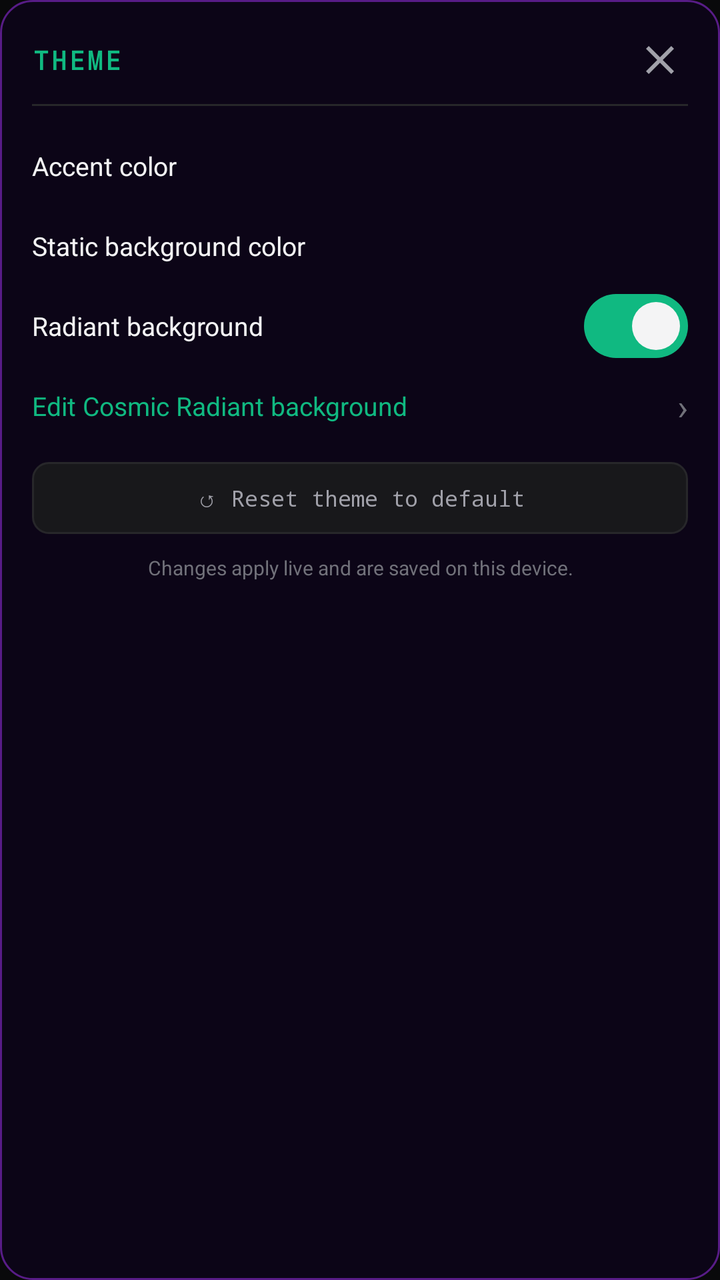
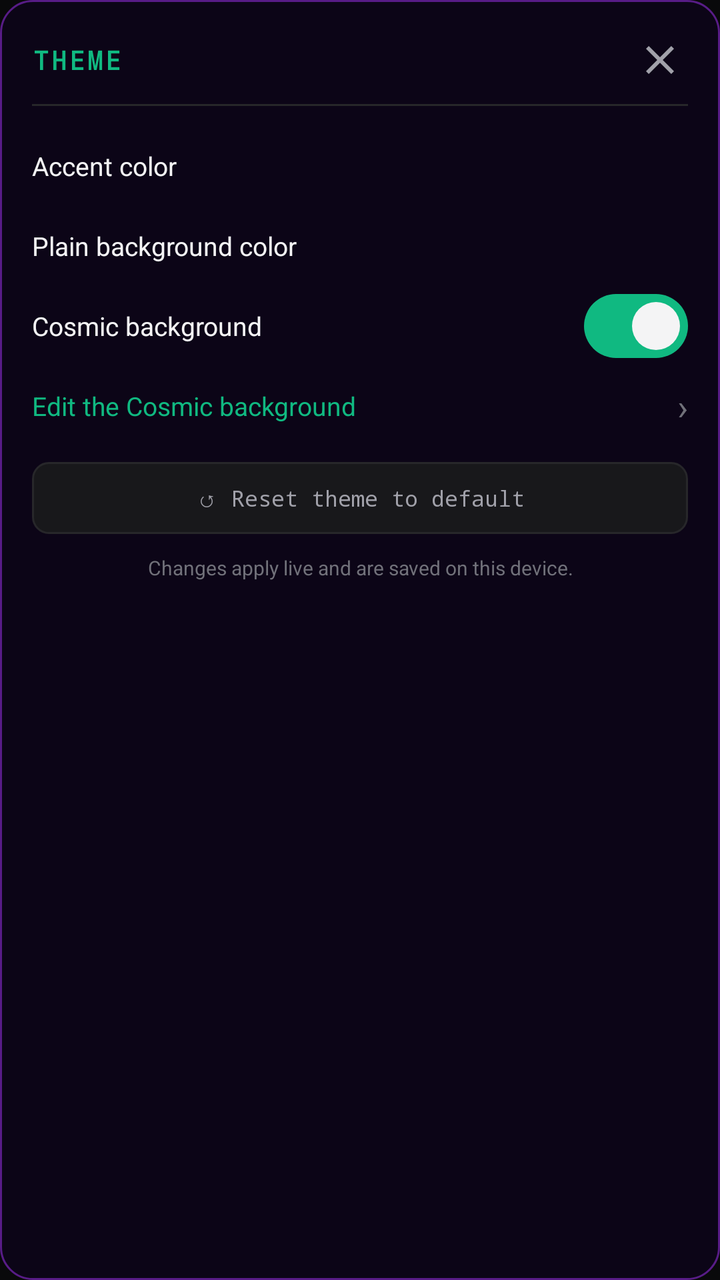

An Android layout rendered at two revisions. The XML below is the earlier revision; the diff shows what the commit changed to produce the second picture.
<!-- AndroidManifest.xml: application theme Theme.Scaffold -->
<!-- res/layout/layout_dialog_cosmic_theme.xml -->
<?xml version="1.0" encoding="utf-8"?>
<ScrollView xmlns:android="http://schemas.android.com/apk/res/android"
    xmlns:app="http://schemas.android.com/apk/res-auto"
    android:layout_width="match_parent"
    android:layout_height="wrap_content"
    android:background="@drawable/bg_dialog_cosmic"
    android:scrollbars="none">

    <LinearLayout
        android:layout_width="match_parent"
        android:layout_height="wrap_content"
        android:orientation="vertical"
        android:padding="16dp">

        
        <LinearLayout
            android:layout_width="match_parent"
            android:layout_height="wrap_content"
            android:orientation="horizontal"
            android:gravity="center_vertical"
            android:paddingBottom="8dp">

            <ImageButton
                android:id="@+id/btn_cosmic_back"
                android:layout_width="28dp"
                android:layout_height="28dp"
                android:layout_marginEnd="6dp"
                android:padding="4dp"
                android:scaleType="fitCenter"
                android:background="?attr/selectableItemBackgroundBorderless"
                android:src="@drawable/ic_arrow_back"
                android:visibility="gone"
                android:contentDescription="Back" />

            <TextView
                android:id="@+id/tv_cosmic_title"
                android:layout_width="0dp"
                android:layout_height="wrap_content"
                android:layout_weight="1"
                android:text="THEME"
                android:textColor="@color/accent_emerald"
                android:textSize="13sp"
                android:textStyle="bold"
                android:fontFamily="monospace"
                android:letterSpacing="0.1" />

            <ImageButton
                android:id="@+id/btn_cosmic_close"
                android:layout_width="28dp"
                android:layout_height="28dp"
                android:background="?attr/selectableItemBackgroundBorderless"
                android:src="@drawable/ic_close"
                android:contentDescription="Close" />
        </LinearLayout>

        <View
            android:layout_width="match_parent"
            android:layout_height="1dp"
            android:background="@color/border_primary"
            android:layout_marginBottom="10dp" />

        
        <LinearLayout
            android:id="@+id/page_cosmic_main"
            android:layout_width="match_parent"
            android:layout_height="wrap_content"
            android:orientation="vertical">

        <LinearLayout
            android:id="@+id/row_cosmic_accent"
            android:layout_width="match_parent"
            android:layout_height="40dp"
            android:orientation="horizontal"
            android:gravity="center_vertical"
            android:clickable="true"
            android:focusable="true"
            android:foreground="?attr/selectableItemBackground">

            <TextView
                android:layout_width="0dp"
                android:layout_height="wrap_content"
                android:layout_weight="1"
                android:text="Accent color"
                android:textColor="@color/text_primary"
                android:textSize="13sp" />

            <TextView
                android:id="@+id/tv_cosmic_accent_hex"
                android:layout_width="wrap_content"
                android:layout_height="wrap_content"
                android:textColor="@color/text_secondary"
                android:textSize="11sp"
                android:fontFamily="monospace" />

            <View
                android:id="@+id/view_cosmic_accent_swatch"
                android:layout_width="28dp"
                android:layout_height="28dp"
                android:layout_marginStart="8dp" />
        </LinearLayout>


        <LinearLayout
            android:id="@+id/row_cosmic_static"
            android:layout_width="match_parent"
            android:layout_height="40dp"
            android:orientation="horizontal"
            android:gravity="center_vertical"
            android:clickable="true"
            android:focusable="true"
            android:foreground="?attr/selectableItemBackground">

            <TextView
                android:layout_width="0dp"
                android:layout_height="wrap_content"
                android:layout_weight="1"
                android:text="Static background color"
                android:textColor="@color/text_primary"
                android:textSize="13sp" />

            <TextView
                android:id="@+id/tv_cosmic_static_hex"
                android:layout_width="wrap_content"
                android:layout_height="wrap_content"
                android:textColor="@color/text_secondary"
                android:textSize="11sp"
                android:fontFamily="monospace" />

            <View
                android:id="@+id/view_cosmic_static_swatch"
                android:layout_width="28dp"
                android:layout_height="28dp"
                android:layout_marginStart="8dp" />
        </LinearLayout>


        <LinearLayout
            android:layout_width="match_parent"
            android:layout_height="40dp"
            android:orientation="horizontal"
            android:gravity="center_vertical">

            <TextView
                android:layout_width="0dp"
                android:layout_height="wrap_content"
                android:layout_weight="1"
                android:text="Radiant background"
                android:textColor="@color/text_primary"
                android:textSize="13sp" />

            <com.google.android.material.materialswitch.MaterialSwitch
                android:id="@+id/switch_cosmic_radiant"
                android:layout_width="wrap_content"
                android:layout_height="wrap_content"
                android:checked="true"
                app:thumbTint="@color/text_primary"
                app:trackTint="@color/switch_track" />
        </LinearLayout>


        <LinearLayout
            android:id="@+id/row_cosmic_edit_radiant"
            android:layout_width="match_parent"
            android:layout_height="40dp"
            android:orientation="horizontal"
            android:gravity="center_vertical"
            android:clickable="true"
            android:focusable="true"
            android:foreground="?attr/selectableItemBackground">

            <TextView
                android:id="@+id/tv_cosmic_edit_radiant"
                android:layout_width="0dp"
                android:layout_height="wrap_content"
                android:layout_weight="1"
                android:text="Edit Cosmic Radiant background"
                android:textColor="@color/accent_emerald"
                android:textSize="13sp" />

            <TextView
                android:layout_width="wrap_content"
                android:layout_height="wrap_content"
                android:text="›"
                android:textColor="@color/text_muted"
                android:textSize="18sp" />
        </LinearLayout>

        <TextView
            android:id="@+id/btn_cosmic_reset_theme"
            android:layout_width="match_parent"
            android:layout_height="36dp"
            android:layout_marginTop="8dp"
            android:background="@drawable/bg_cosmic_reset"
            android:gravity="center"
            android:text="↺ Reset theme to default"
            android:textColor="@color/text_secondary"
            android:textSize="11sp"
            android:fontFamily="monospace"
            android:clickable="true"
            android:focusable="true" />

        </LinearLayout>

        
        <LinearLayout
            android:id="@+id/page_cosmic_radiant"
            android:layout_width="match_parent"
            android:layout_height="wrap_content"
            android:orientation="vertical"
            android:visibility="gone">

        
        <LinearLayout
            android:id="@+id/layout_cosmic_preview"
            android:layout_width="match_parent"
            android:layout_height="44dp"
            android:foreground="@drawable/bg_cosmic_preview"
            android:paddingHorizontal="10dp"
            android:gravity="center_vertical"
            android:orientation="horizontal">

            <TextView
                android:id="@+id/tv_cosmic_preview_label"
                android:layout_width="0dp"
                android:layout_height="wrap_content"
                android:layout_weight="1"
                android:text="PREVIEW · 160° · 100%"
                android:textColor="@color/text_primary"
                android:textSize="10sp"
                android:fontFamily="monospace"
                android:maxLines="1" />

            <View
                android:id="@+id/view_preview_dot_1"
                android:layout_width="8dp"
                android:layout_height="8dp" />

            <View
                android:id="@+id/view_preview_dot_2"
                android:layout_width="8dp"
                android:layout_height="8dp"
                android:layout_marginStart="6dp" />

            <View
                android:id="@+id/view_preview_dot_3"
                android:layout_width="8dp"
                android:layout_height="8dp"
                android:layout_marginStart="6dp" />
        </LinearLayout>

        
        <LinearLayout
            android:layout_width="match_parent"
            android:layout_height="wrap_content"
            android:layout_marginTop="8dp"
            android:orientation="vertical">

            <LinearLayout
                android:layout_width="match_parent"
                android:layout_height="40dp"
                android:orientation="horizontal"
                android:gravity="center_vertical">

                <TextView
                    android:layout_width="0dp"
                    android:layout_height="wrap_content"
                    android:layout_weight="1"
                    android:text="Cosmic styling"
                    android:textColor="@color/text_primary"
                    android:textSize="14sp" />

                <com.google.android.material.materialswitch.MaterialSwitch
                    android:id="@+id/switch_cosmic_styling"
                    android:layout_width="wrap_content"
                    android:layout_height="wrap_content"
                    android:checked="true"
                    app:thumbTint="@color/text_primary"
                    app:trackTint="@color/switch_track" />
            </LinearLayout>

            <LinearLayout
                android:layout_width="match_parent"
                android:layout_height="40dp"
                android:orientation="horizontal"
                android:gravity="center_vertical">

                <TextView
                    android:layout_width="0dp"
                    android:layout_height="wrap_content"
                    android:layout_weight="1"
                    android:text="Dim nebula in chapter reader"
                    android:textColor="@color/text_primary"
                    android:textSize="14sp" />

                <com.google.android.material.materialswitch.MaterialSwitch
                    android:id="@+id/switch_cosmic_dim"
                    android:layout_width="wrap_content"
                    android:layout_height="wrap_content"
                    android:checked="true"
                    app:thumbTint="@color/text_primary"
                    app:trackTint="@color/switch_track" />
            </LinearLayout>

            <LinearLayout
                android:layout_width="match_parent"
                android:layout_height="40dp"
                android:orientation="horizontal"
                android:gravity="center_vertical">

                <TextView
                    android:layout_width="0dp"
                    android:layout_height="wrap_content"
                    android:layout_weight="1"
                    android:text="Auto-sync with theme accent"
                    android:textColor="@color/text_primary"
                    android:textSize="14sp" />

                <com.google.android.material.materialswitch.MaterialSwitch
                    android:id="@+id/switch_cosmic_auto_sync"
                    android:layout_width="wrap_content"
                    android:layout_height="wrap_content"
                    app:thumbTint="@color/text_primary"
                    app:trackTint="@color/switch_track" />
            </LinearLayout>
        </LinearLayout>

        
        <TextView
            android:layout_width="wrap_content"
            android:layout_height="wrap_content"
            android:layout_marginTop="10dp"
            android:text="PRESET PALETTES"
            android:textColor="@color/accent_emerald"
            android:textSize="10sp"
            android:textStyle="bold"
            android:fontFamily="monospace"
            android:letterSpacing="0.08" />

        
        <com.google.android.material.chip.ChipGroup
            android:id="@+id/group_cosmic_palettes"
            android:layout_width="match_parent"
            android:layout_height="wrap_content"
            android:layout_marginTop="8dp"
            app:chipSpacingHorizontal="6dp"
            app:chipSpacingVertical="6dp" />


        
        <TextView
            android:layout_width="wrap_content"
            android:layout_height="wrap_content"
            android:layout_marginTop="14dp"
            android:text="NEBULA GLOWS &amp; GEOMETRY"
            android:textColor="@color/accent_emerald"
            android:textSize="10sp"
            android:textStyle="bold"
            android:fontFamily="monospace"
            android:letterSpacing="0.08" />

        <LinearLayout
            android:layout_width="match_parent"
            android:layout_height="wrap_content"
            android:layout_marginTop="10dp"
            android:orientation="horizontal">

            <TextView
                android:layout_width="0dp"
                android:layout_height="wrap_content"
                android:layout_weight="1"
                android:text="Glow intensity"
                android:textColor="@color/text_primary"
                android:textSize="13sp" />

            <TextView
                android:id="@+id/tv_cosmic_intensity"
                android:layout_width="wrap_content"
                android:layout_height="wrap_content"
                android:text="100%"
                android:textColor="@color/accent_emerald"
                android:textSize="11sp"
                android:fontFamily="monospace" />
        </LinearLayout>

        <SeekBar
            android:id="@+id/seek_cosmic_intensity"
            android:layout_width="match_parent"
            android:layout_height="28dp"
            android:paddingHorizontal="8dp"
            android:max="200"
            android:progressTint="@color/accent_emerald"
            android:progressBackgroundTint="@color/border_primary"
            android:thumbTint="@color/accent_emerald" />

        <LinearLayout
            android:layout_width="match_parent"
            android:layout_height="wrap_content"
            android:layout_marginTop="4dp"
            android:orientation="horizontal">

            <TextView
                android:layout_width="0dp"
                android:layout_height="wrap_content"
                android:layout_weight="1"
                android:text="Gradient rotation"
                android:textColor="@color/text_primary"
                android:textSize="13sp" />

            <TextView
                android:id="@+id/tv_cosmic_rotation"
                android:layout_width="wrap_content"
                android:layout_height="wrap_content"
                android:text="160°"
                android:textColor="@color/accent_emerald"
                android:textSize="11sp"
                android:fontFamily="monospace" />
        </LinearLayout>

        <LinearLayout
            android:layout_width="match_parent"
            android:layout_height="wrap_content"
            android:orientation="horizontal"
            android:gravity="center_vertical">

            <SeekBar
                android:id="@+id/seek_cosmic_rotation"
                android:layout_width="0dp"
                android:layout_height="28dp"
                android:layout_weight="1"
                android:paddingHorizontal="8dp"
                android:max="360"
                android:progressTint="@color/accent_emerald"
                android:progressBackgroundTint="@color/border_primary"
                android:thumbTint="@color/accent_emerald" />

            <TextView
                android:id="@+id/btn_cosmic_rotate"
                android:layout_width="44dp"
                android:layout_height="26dp"
                android:layout_marginStart="6dp"
                android:background="@drawable/bg_cosmic_hex"
                android:gravity="center"
                android:text="+45°"
                android:textColor="@color/text_secondary"
                android:textSize="10sp"
                android:fontFamily="monospace"
                android:clickable="true"
                android:focusable="true" />
        </LinearLayout>

        
        <LinearLayout
            android:layout_width="match_parent"
            android:layout_height="36dp"
            android:layout_marginTop="6dp"
            android:orientation="horizontal"
            android:gravity="center_vertical">

            <TextView
                android:layout_width="0dp"
                android:layout_height="wrap_content"
                android:layout_weight="1"
                android:text="Glow 1 (Top-Left)"
                android:textColor="@color/text_primary"
                android:textSize="13sp" />

            <EditText
                android:id="@+id/et_cosmic_glow_1"
                android:layout_width="76dp"
                android:layout_height="28dp"
                android:background="@drawable/bg_cosmic_hex"
                android:gravity="center"
                android:padding="0dp"
                android:maxLength="7"
                android:inputType="textNoSuggestions"
                android:imeOptions="actionDone"
                android:textColor="@color/text_secondary"
                android:textSize="11sp"
                android:fontFamily="monospace"
                android:importantForAutofill="no"
                android:hint="#000000"
                android:textColorHint="@color/text_muted" />

            <View
                android:id="@+id/view_cosmic_swatch_1"
                android:layout_width="28dp"
                android:layout_height="28dp"
                android:clickable="true"
                android:focusable="true"
                android:layout_marginStart="8dp" />
        </LinearLayout>

        
        <LinearLayout
            android:layout_width="match_parent"
            android:layout_height="36dp"
            android:orientation="horizontal"
            android:gravity="center_vertical">

            <TextView
                android:layout_width="0dp"
                android:layout_height="wrap_content"
                android:layout_weight="1"
                android:text="Glow 2 (Top-Right)"
                android:textColor="@color/text_primary"
                android:textSize="13sp" />

            <EditText
                android:id="@+id/et_cosmic_glow_2"
                android:layout_width="76dp"
                android:layout_height="28dp"
                android:background="@drawable/bg_cosmic_hex"
                android:gravity="center"
                android:padding="0dp"
                android:maxLength="7"
                android:inputType="textNoSuggestions"
                android:imeOptions="actionDone"
                android:textColor="@color/text_secondary"
                android:textSize="11sp"
                android:fontFamily="monospace"
                android:importantForAutofill="no"
                android:hint="#000000"
                android:textColorHint="@color/text_muted" />

            <View
                android:id="@+id/view_cosmic_swatch_2"
                android:layout_width="28dp"
                android:layout_height="28dp"
                android:clickable="true"
                android:focusable="true"
                android:layout_marginStart="8dp" />
        </LinearLayout>

        
        <LinearLayout
            android:layout_width="match_parent"
            android:layout_height="36dp"
            android:orientation="horizontal"
            android:gravity="center_vertical">

            <TextView
                android:layout_width="0dp"
                android:layout_height="wrap_content"
                android:layout_weight="1"
                android:text="Glow 3 (Bottom)"
                android:textColor="@color/text_primary"
                android:textSize="13sp" />

            <EditText
                android:id="@+id/et_cosmic_glow_3"
                android:layout_width="76dp"
                android:layout_height="28dp"
                android:background="@drawable/bg_cosmic_hex"
                android:gravity="center"
                android:padding="0dp"
                android:maxLength="7"
                android:inputType="textNoSuggestions"
                android:imeOptions="actionDone"
                android:textColor="@color/text_secondary"
                android:textSize="11sp"
                android:fontFamily="monospace"
                android:importantForAutofill="no"
                android:hint="#000000"
                android:textColorHint="@color/text_muted" />

            <View
                android:id="@+id/view_cosmic_swatch_3"
                android:layout_width="28dp"
                android:layout_height="28dp"
                android:clickable="true"
                android:focusable="true"
                android:layout_marginStart="8dp" />
        </LinearLayout>

        
        <LinearLayout
            android:layout_width="match_parent"
            android:layout_height="wrap_content"
            android:layout_marginTop="12dp"
            android:orientation="horizontal">

            <TextView
                android:id="@+id/btn_cosmic_sync"
                android:layout_width="0dp"
                android:layout_height="36dp"
                android:layout_weight="1"
                android:background="@drawable/bg_cosmic_sync"
                android:gravity="center"
                android:text="↻ Sync theme now"
                android:textColor="@color/accent_emerald_bright"
                android:textSize="11sp"
                android:fontFamily="monospace"
                android:clickable="true"
                android:focusable="true" />

            <TextView
                android:id="@+id/btn_cosmic_reset"
                android:layout_width="0dp"
                android:layout_height="36dp"
                android:layout_weight="1"
                android:layout_marginStart="8dp"
                android:background="@drawable/bg_cosmic_reset"
                android:gravity="center"
                android:text="↺ Reset default"
                android:textColor="@color/text_secondary"
                android:textSize="11sp"
                android:fontFamily="monospace"
                android:clickable="true"
                android:focusable="true" />
        </LinearLayout>

        </LinearLayout>

        <TextView
            android:layout_width="match_parent"
            android:layout_height="wrap_content"
            android:layout_marginTop="10dp"
            android:gravity="center"
            android:text="Changes apply live and are saved on this device."
            android:textColor="@color/text_muted"
            android:textSize="10sp" />

    </LinearLayout>
</ScrollView>
<!-- resources referenced by this layout -->
<resources>
  <color name="accent_emerald">#10B981</color>
  <color name="accent_emerald_bright">#34D399</color>
  <color name="border_primary">#27272A</color>
  <color name="text_muted">#71717A</color>
  <color name="text_primary">#F4F4F5</color>
  <color name="text_secondary">#A1A1AA</color>
  <!-- drawable bg_cosmic_hex (drawable) -->
  <?xml version="1.0" encoding="utf-8"?>
  <shape xmlns:android="http://schemas.android.com/apk/res/android"
      android:shape="rectangle">
      <solid android:color="#18181B" />
      <stroke
          android:width="1dp"
          android:color="@color/border_primary" />
      <corners android:radius="4dp" />
  </shape>
  <!-- drawable bg_cosmic_preview (drawable) -->
  <?xml version="1.0" encoding="utf-8"?>
  <shape xmlns:android="http://schemas.android.com/apk/res/android"
      android:shape="rectangle">
      <solid android:color="@android:color/transparent" />
      <stroke
          android:width="1dp"
          android:color="#4D10B981" />
      <corners android:radius="10dp" />
  </shape>
  <!-- drawable bg_cosmic_reset (drawable) -->
  <?xml version="1.0" encoding="utf-8"?>
  <shape xmlns:android="http://schemas.android.com/apk/res/android"
      android:shape="rectangle">
      <solid android:color="#18181B" />
      <stroke
          android:width="1dp"
          android:color="@color/border_primary" />
      <corners android:radius="8dp" />
  </shape>
  <!-- drawable bg_cosmic_sync (drawable) -->
  <?xml version="1.0" encoding="utf-8"?>
  <shape xmlns:android="http://schemas.android.com/apk/res/android"
      android:shape="rectangle">
      <solid android:color="#99022C22" />
      <stroke
          android:width="1dp"
          android:color="#6610B981" />
      <corners android:radius="8dp" />
  </shape>
  <!-- drawable bg_dialog_cosmic (drawable) -->
  <?xml version="1.0" encoding="utf-8"?>
  <shape xmlns:android="http://schemas.android.com/apk/res/android"
      android:shape="rectangle">
      <solid android:color="#0C0517" />
      <stroke
          android:width="1dp"
          android:color="#581C87" />
      <corners android:radius="16dp" />
  </shape>
  <!-- drawable ic_arrow_back (drawable) -->
  <vector xmlns:android="http://schemas.android.com/apk/res/android"
      android:width="24dp"
      android:height="24dp"
      android:viewportWidth="24"
      android:viewportHeight="24">
      <path
          android:strokeColor="#FFFFFF"
          android:strokeWidth="2.5"
          android:strokeLineCap="round"
          android:strokeLineJoin="round"
          android:pathData="M19,12 L5,12 M12,19 L5,12 L12,5" />
  </vector>
  <!-- drawable ic_close (drawable) -->
  <vector xmlns:android="http://schemas.android.com/apk/res/android"
      android:width="24dp"
      android:height="24dp"
      android:viewportWidth="24"
      android:viewportHeight="24">
    <path
        android:fillColor="#A1A1AA"
        android:pathData="M19,6.41L17.59,5 12,10.59 6.41,5 5,6.41 10.59,12 5,17.59 6.41,19 12,13.41 17.59,19 19,17.59 13.41,12z"/>
  </vector>
  <color name="bg_primary">#09090B</color>
  <color name="text_on_accent">#000000</color>
  <color name="bg_surface">#121215</color>
  <style name="ThemeOverlay.Scaffold.AlertDialog" parent="ThemeOverlay.AppCompat.Dialog.Alert">
          <item name="android:windowBackground">@drawable/bg_dialog_glass</item>
          <item name="colorAccent">@color/accent_emerald</item>
          <item name="colorPrimary">@color/accent_emerald</item>
          <item name="android:textColorPrimary">@color/text_primary</item>
          <item name="android:textColorSecondary">@color/text_secondary</item>
          <item name="android:backgroundDimAmount">0.5</item>
      </style>
  <!-- unchanged entries left out for length: 2 -->
</resources>

<!-- the commit's change to res/layout/layout_dialog_cosmic_theme.xml (unified diff, before → after) -->
@@ -114,7 +114,7 @@
                 android:layout_width="0dp"
                 android:layout_height="wrap_content"
                 android:layout_weight="1"
-                android:text="Static background color"
+                android:text="Plain background color"
                 android:textColor="@color/text_primary"
                 android:textSize="13sp" />
 
@@ -144,7 +144,7 @@
                 android:layout_width="0dp"
                 android:layout_height="wrap_content"
                 android:layout_weight="1"
-                android:text="Radiant background"
+                android:text="Cosmic background"
                 android:textColor="@color/text_primary"
                 android:textSize="13sp" />
 
@@ -173,7 +173,7 @@
                 android:layout_width="0dp"
                 android:layout_height="wrap_content"
                 android:layout_weight="1"
-                android:text="Edit Cosmic Radiant background"
+                android:text="Edit the Cosmic background"
                 android:textColor="@color/accent_emerald"
                 android:textSize="13sp" />
 
@@ -265,7 +265,7 @@
                     android:layout_width="0dp"
                     android:layout_height="wrap_content"
                     android:layout_weight="1"
-                    android:text="Cosmic styling"
+                    android:text="Glass look"
                     android:textColor="@color/text_primary"
                     android:textSize="14sp" />
 
@@ -288,7 +288,7 @@
                     android:layout_width="0dp"
                     android:layout_height="wrap_content"
                     android:layout_weight="1"
-                    android:text="Dim nebula in chapter reader"
+                    android:text="Dim the background inside apps"
                     android:textColor="@color/text_primary"
                     android:textSize="14sp" />
 
@@ -311,7 +311,7 @@
                     android:layout_width="0dp"
                     android:layout_height="wrap_content"
                     android:layout_weight="1"
-                    android:text="Auto-sync with theme accent"
+                    android:text="Match the accent color"
                     android:textColor="@color/text_primary"
                     android:textSize="14sp" />
 
@@ -351,7 +351,7 @@
             android:layout_width="wrap_content"
             android:layout_height="wrap_content"
             android:layout_marginTop="14dp"
-            android:text="NEBULA GLOWS &amp; GEOMETRY"
+            android:text="GLOWS"
             android:textColor="@color/accent_emerald"
             android:textSize="10sp"
             android:textStyle="bold"
@@ -368,7 +368,7 @@
                 android:layout_width="0dp"
                 android:layout_height="wrap_content"
                 android:layout_weight="1"
-                android:text="Glow intensity"
+                android:text="Brightness"
                 android:textColor="@color/text_primary"
                 android:textSize="13sp" />
 
@@ -402,7 +402,7 @@
                 android:layout_width="0dp"
                 android:layout_height="wrap_content"
                 android:layout_weight="1"
-                android:text="Gradient rotation"
+                android:text="Angle"
                 android:textColor="@color/text_primary"
                 android:textSize="13sp" />
 
@@ -460,7 +460,7 @@
                 android:layout_width="0dp"
                 android:layout_height="wrap_content"
                 android:layout_weight="1"
-                android:text="Glow 1 (Top-Left)"
+                android:text="Top-left glow"
                 android:textColor="@color/text_primary"
                 android:textSize="13sp" />
 
@@ -501,7 +501,7 @@
                 android:layout_width="0dp"
                 android:layout_height="wrap_content"
                 android:layout_weight="1"
-                android:text="Glow 2 (Top-Right)"
+                android:text="Top-right glow"
                 android:textColor="@color/text_primary"
                 android:textSize="13sp" />
 
@@ -542,7 +542,7 @@
                 android:layout_width="0dp"
                 android:layout_height="wrap_content"
                 android:layout_weight="1"
-                android:text="Glow 3 (Bottom)"
+                android:text="Bottom glow"
                 android:textColor="@color/text_primary"
                 android:textSize="13sp" />
 
@@ -586,7 +586,7 @@
                 android:layout_weight="1"
                 android:background="@drawable/bg_cosmic_sync"
                 android:gravity="center"
-                android:text="↻ Sync theme now"
+                android:text="↻ Match the accent now"
                 android:textColor="@color/accent_emerald_bright"
                 android:textSize="11sp"
                 android:fontFamily="monospace"
